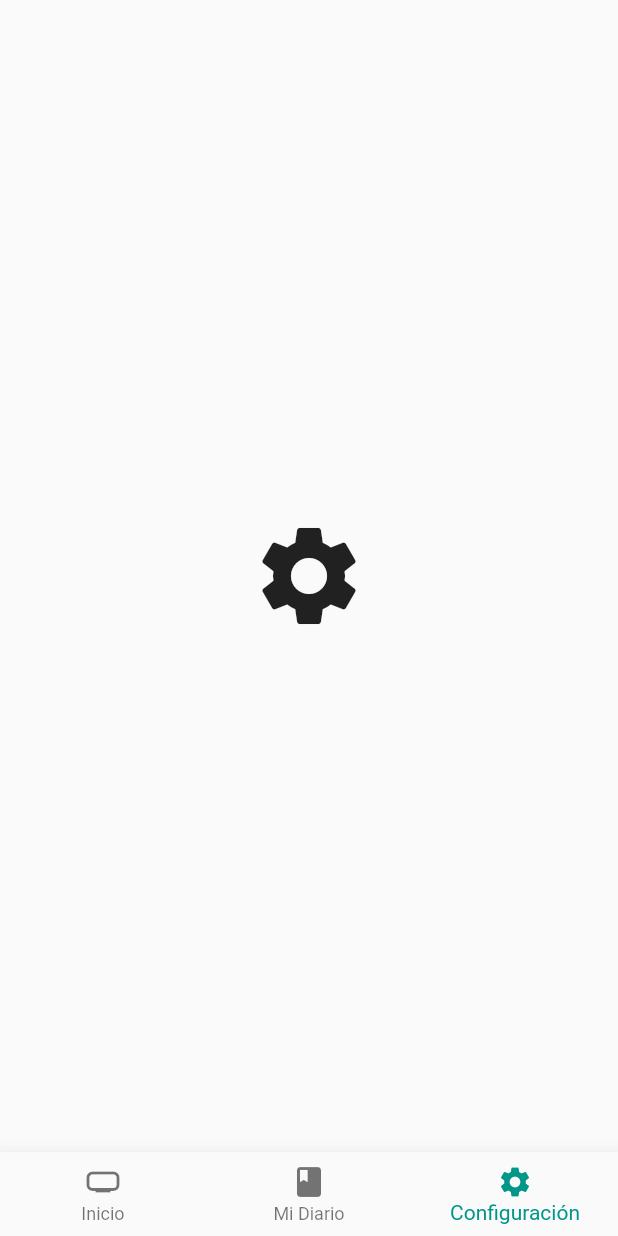
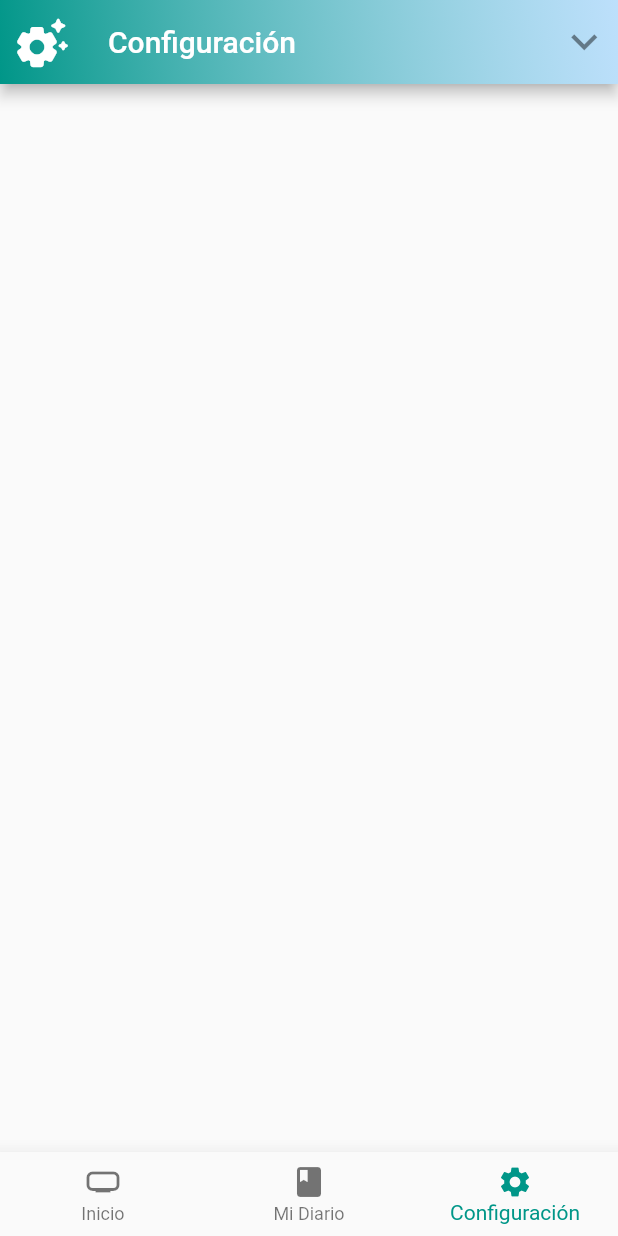
Before and after one commit to JF268/App_FirePsyc, a Flutter app: the screen it shows after launch, item 3 of the bottom bar chosen, on a phone screen of 412 x 824 dp. Run offline on Flutter 3.47's test engine with Material 2 defaults, Android fonts, the phone set to English and light mode, and no system bars; our stand-ins replace cloud_firestore, firebase_core, google_fonts; accounts and stored records are empty.

```diff
--- a/lib/models/diary_model.dart
+++ b/lib/models/diary_model.dart
@@ -1,5 +1,7 @@
 //Clase para poder manejar Firestore
 class ModelDiary{
+  //añadimos el id
+  String? id;
   String title;
   String history;
   String date;
@@ -10,8 +12,10 @@ class ModelDiary{
     required this.history,
     required this.date,
     required this.state,
+    this.id,
 });
   factory ModelDiary.fromJson(Map<String, dynamic> json) => ModelDiary(
+      id:json["id"] ?? "",
       title: json["title"],
       history: json["history"],
       date: json["date"],
--- a/lib/pages/settings_app.dart
+++ b/lib/pages/settings_app.dart
@@ -5,6 +5,28 @@ class PageSetting extends StatelessWidget {
 
   @override
   Widget build(BuildContext context) {
-    return Center(child: Icon(Icons.settings, size: 80,));
+    return Scaffold(
+      appBar: AppBar(
+        flexibleSpace: Container(
+          decoration: const BoxDecoration(
+            gradient: LinearGradient(
+              colors: [
+                Colors.teal, Colors.white70
+              ],
+              begin: Alignment.bottomLeft,
+              end: Alignment.topRight,
+            ),
+          ),
+        ),
+        title: const Text("Configuración", style: TextStyle(fontWeight: FontWeight.w500),),
+        leading: const Icon(Icons.settings_suggest_rounded,size: 40),
+        actions: <Widget> [
+          IconButton(onPressed: (){
+            //Codigo para añadir entrada al diario
+
+          }, icon: const Icon(Icons.expand_more_outlined,size: 35,color: Colors.black45,))
+        ],
+      ),
+    );
   }
 }
```
Also changed, not shown: lib/pages/my_diary.dart (+11 -4 lines), lib/services/service_firestore.dart (+8 -2 lines), lib/widgets/widget_history.dart (+72 -3 lines).
